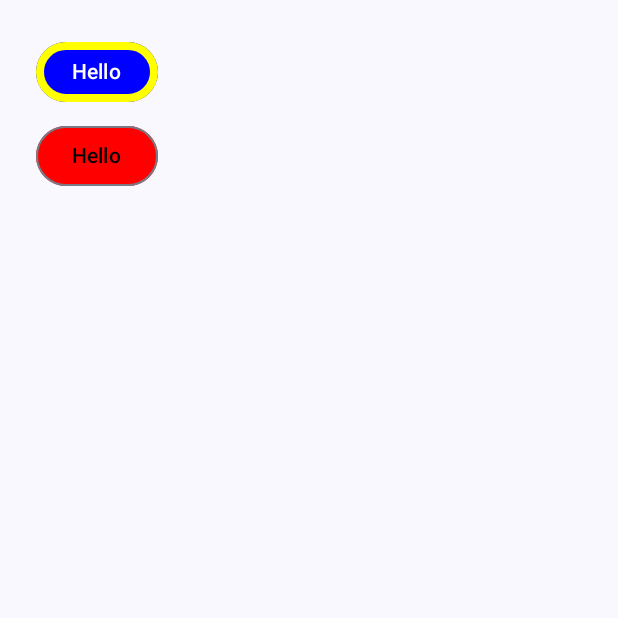
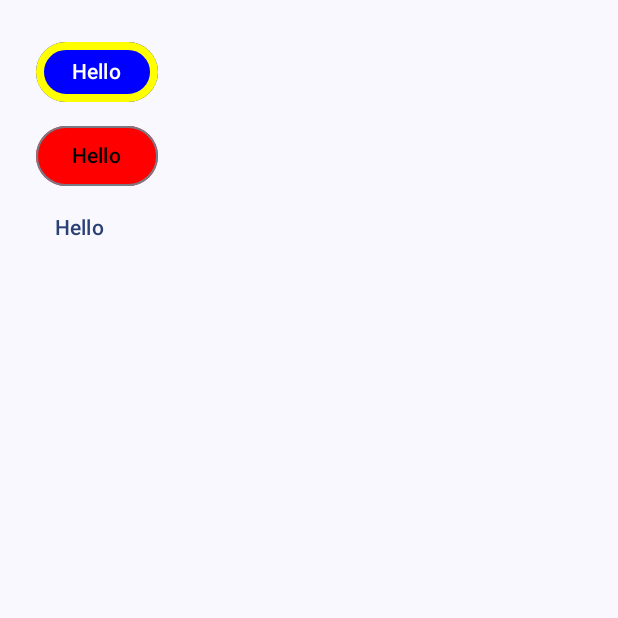
Before and after one commit to KiritoMoreno/JetPackCompose, an Android app built with Jetpack Compose: the screen it shows after launch (MainActivity), on a phone screen of 412 x 824 dp, the top half of it. Run offline under Robolectric (Android 15) with nearby library versions, the phone set to English and light mode, and no system bars.

Commit message:
TextButton

```diff
--- a/app/src/main/java/com/example/mynewcompose/MainActivity.kt
+++ b/app/src/main/java/com/example/mynewcompose/MainActivity.kt
@@ -30,6 +30,7 @@ import androidx.compose.material3.OutlinedButton
 import androidx.compose.material3.OutlinedTextField
 import androidx.compose.material3.Surface
 import androidx.compose.material3.Text
+import androidx.compose.material3.TextButton
 import androidx.compose.material3.TextField
 import androidx.compose.material3.TextFieldDefaults
 import androidx.compose.runtime.Composable
@@ -100,6 +101,10 @@ fun MyButtonExample() {
         ) {
             Text(text = "Hello")
         }
+        TextButton(onClick = {}) {
+            Text(text = "Hello")
+            // The button will not have boarders.
+        }
     }
 }
 
```
